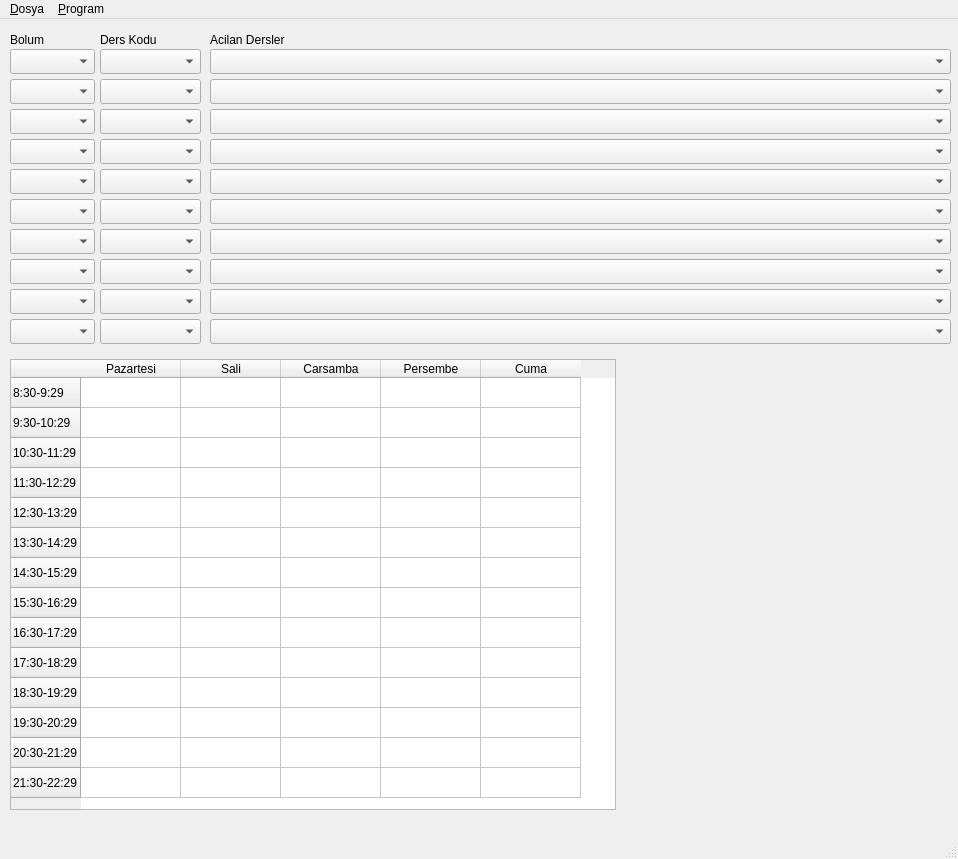
The window that mainwindow.ui (omerfirmak/ITU-Programci-PY) describes before a commit, drawn with Qt 5.
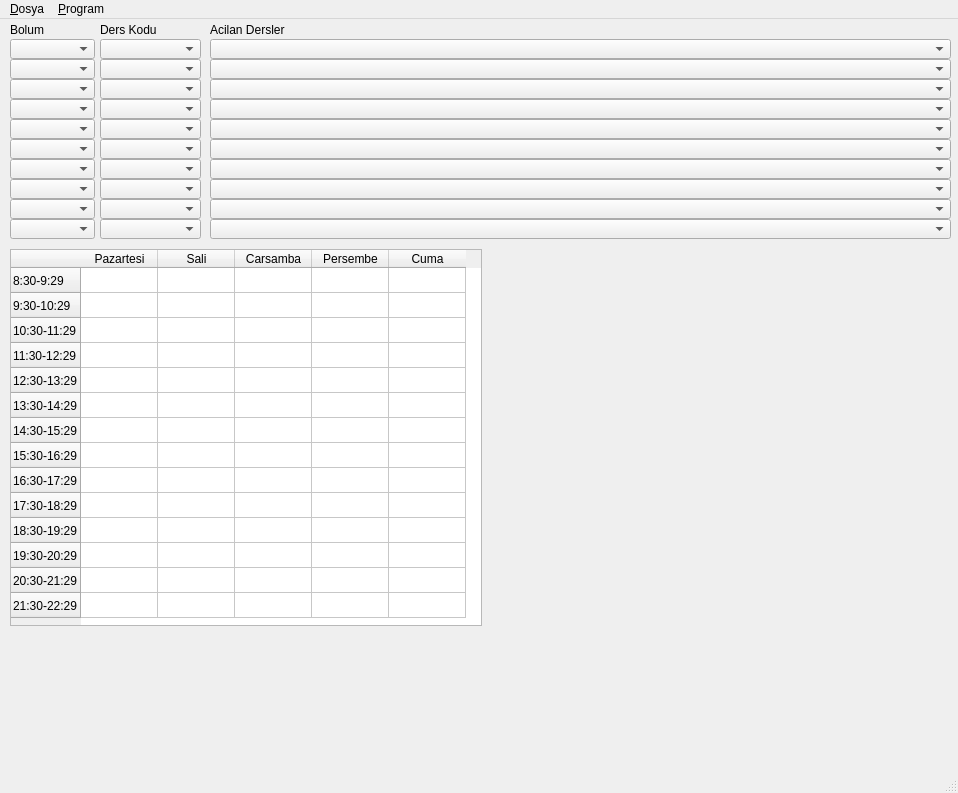
The same window after the commit.

```diff
--- a/mainwindow.ui
+++ b/mainwindow.ui
@@ -10,9 +10,15 @@
     <x>0</x>
     <y>0</y>
     <width>958</width>
-    <height>859</height>
+    <height>793</height>
    </rect>
   </property>
+  <property name="sizePolicy">
+   <sizepolicy hsizetype="Fixed" vsizetype="Fixed">
+    <horstretch>0</horstretch>
+    <verstretch>0</verstretch>
+   </sizepolicy>
+  </property>
   <property name="windowTitle">
    <string>ITU Programci</string>
   </property>
@@ -21,9 +27,9 @@
     <property name="geometry">
      <rect>
       <x>10</x>
-      <y>30</y>
+      <y>20</y>
       <width>85</width>
-      <height>25</height>
+      <height>20</height>
      </rect>
     </property>
     <property name="styleSheet">
@@ -46,11 +52,37 @@
     <property name="geometry">
      <rect>
       <x>10</x>
-      <y>340</y>
-      <width>606</width>
-      <height>451</height>
+      <y>230</y>
+      <width>472</width>
+      <height>377</height>
      </rect>
     </property>
+    <property name="sizePolicy">
+     <sizepolicy hsizetype="Expanding" vsizetype="Expanding">
+      <horstretch>0</horstretch>
+      <verstretch>0</verstretch>
+     </sizepolicy>
+    </property>
+    <property name="minimumSize">
+     <size>
+      <width>0</width>
+      <height>0</height>
+     </size>
+    </property>
+    <property name="maximumSize">
+     <size>
+      <width>16777215</width>
+      <height>16777215</height>
+     </size>
+    </property>
+    <property name="font">
+     <font>
+      <pointsize>9</pointsize>
+     </font>
+    </property>
+    <property name="lineWidth">
+     <number>1</number>
+    </property>
     <property name="editTriggers">
      <set>QAbstractItemView::NoEditTriggers</set>
     </property>
@@ -63,6 +95,21 @@
     <property name="columnCount">
      <number>5</number>
     </property>
+    <attribute name="horizontalHeaderCascadingSectionResizes">
+     <bool>false</bool>
+    </attribute>
+    <attribute name="horizontalHeaderDefaultSectionSize">
+     <number>77</number>
+    </attribute>
+    <attribute name="horizontalHeaderMinimumSectionSize">
+     <number>23</number>
+    </attribute>
+    <attribute name="verticalHeaderVisible">
+     <bool>true</bool>
+    </attribute>
+    <attribute name="verticalHeaderDefaultSectionSize">
+     <number>25</number>
+    </attribute>
     <row>
      <property name="text">
       <string>8:30-9:29</string>
@@ -163,9 +210,9 @@
     <property name="geometry">
      <rect>
       <x>10</x>
-      <y>60</y>
+      <y>40</y>
       <width>85</width>
-      <height>25</height>
+      <height>20</height>
      </rect>
     </property>
     <property name="styleSheet">
@@ -185,9 +232,9 @@
     <property name="geometry">
      <rect>
       <x>10</x>
-      <y>90</y>
+      <y>60</y>
       <width>85</width>
-      <height>25</height>
+      <height>20</height>
      </rect>
     </property>
     <property name="styleSheet">
@@ -207,9 +254,9 @@
     <property name="geometry">
      <rect>
       <x>10</x>
-      <y>120</y>
+      <y>80</y>
       <width>85</width>
-      <height>25</height>
+      <height>20</height>
      </rect>
     </property>
     <property name="styleSheet">
@@ -229,9 +276,9 @@
     <property name="geometry">
      <rect>
       <x>10</x>
-      <y>150</y>
+      <y>100</y>
       <width>85</width>
-      <height>25</height>
+      <height>20</height>
      </rect>
     </property>
     <property name="styleSheet">
@@ -251,9 +298,9 @@
     <property name="geometry">
      <rect>
       <x>10</x>
-      <y>180</y>
+      <y>120</y>
       <width>85</width>
-      <height>25</height>
+      <height>20</height>
      </rect>
     </property>
     <property name="styleSheet">
@@ -273,9 +320,9 @@
     <property name="geometry">
      <rect>
       <x>10</x>
-      <y>210</y>
+      <y>140</y>
       <width>85</width>
-      <height>25</height>
+      <height>20</height>
      </rect>
     </property>
     <property name="styleSheet">
@@ -295,9 +342,9 @@
     <property name="geometry">
      <rect>
       <x>10</x>
-      <y>240</y>
+      <y>160</y>
       <width>85</width>
-      <height>25</height>
+      <height>20</height>
      </rect>
     </property>
     <property name="styleSheet">
@@ -317,9 +364,9 @@
     <property name="geometry">
      <rect>
       <x>10</x>
-      <y>270</y>
+      <y>180</y>
       <width>85</width>
-      <height>25</height>
+      <height>20</height>
      </rect>
     </property>
     <property name="styleSheet">
@@ -339,9 +386,9 @@
     <property name="geometry">
      <rect>
       <x>10</x>
-      <y>300</y>
+      <y>200</y>
       <width>85</width>
-      <height>25</height>
+      <height>20</height>
      </rect>
     </property>
     <property name="styleSheet">
@@ -361,9 +408,9 @@
     <property name="geometry">
      <rect>
       <x>100</x>
-      <y>30</y>
+      <y>20</y>
       <width>101</width>
-      <height>25</height>
+      <height>20</height>
      </rect>
     </property>
     <property name="styleSheet">
@@ -383,9 +430,9 @@
     <property name="geometry">
      <rect>
       <x>100</x>
-      <y>60</y>
+      <y>40</y>
       <width>101</width>
-      <height>25</height>
+      <height>20</height>
      </rect>
     </property>
     <property name="styleSheet">
@@ -405,9 +452,9 @@
     <property name="geometry">
      <rect>
       <x>100</x>
-      <y>90</y>
+      <y>60</y>
       <width>101</width>
-      <height>25</height>
+      <height>20</height>
      </rect>
     </property>
     <property name="styleSheet">
@@ -427,9 +474,9 @@
     <property name="geometry">
      <rect>
       <x>100</x>
-      <y>120</y>
+      <y>80</y>
       <width>101</width>
-      <height>25</height>
+      <height>20</height>
      </rect>
     </property>
     <property name="styleSheet">
@@ -449,9 +496,9 @@
     <property name="geometry">
      <rect>
       <x>100</x>
-      <y>150</y>
+      <y>100</y>
       <width>101</width>
-      <height>25</height>
+      <height>20</height>
      </rect>
     </property>
     <property name="styleSheet">
@@ -471,9 +518,9 @@
     <property name="geometry">
      <rect>
       <x>100</x>
-      <y>180</y>
+      <y>120</y>
       <width>101</width>
-      <height>25</height>
+      <height>20</height>
      </rect>
     </property>
     <property name="styleSheet">
@@ -493,9 +540,9 @@
     <property name="geometry">
      <rect>
       <x>100</x>
-      <y>210</y>
+      <y>140</y>
       <width>101</width>
-      <height>25</height>
+      <height>20</height>
      </rect>
     </property>
     <property name="styleSheet">
@@ -515,9 +562,9 @@
     <property name="geometry">
      <rect>
       <x>100</x>
-      <y>240</y>
+      <y>160</y>
       <width>101</width>
-      <height>25</height>
+      <height>20</height>
      </rect>
     </property>
     <property name="styleSheet">
@@ -537,9 +584,9 @@
     <property name="geometry">
      <rect>
       <x>100</x>
-      <y>270</y>
+      <y>180</y>
       <width>101</width>
-      <height>25</height>
+      <height>20</height>
      </rect>
     </property>
     <property name="styleSheet">
@@ -559,9 +606,9 @@
     <property name="geometry">
      <rect>
       <x>100</x>
-      <y>300</y>
+      <y>200</y>
       <width>101</width>
-      <height>25</height>
+      <height>20</height>
      </rect>
     </property>
     <property name="styleSheet">
@@ -581,9 +628,9 @@
     <property name="geometry">
      <rect>
       <x>210</x>
-      <y>30</y>
+      <y>20</y>
       <width>741</width>
-      <height>25</height>
+      <height>20</height>
      </rect>
     </property>
     <property name="styleSheet">
@@ -603,9 +650,9 @@
     <property name="geometry">
      <rect>
       <x>210</x>
-      <y>60</y>
+      <y>40</y>
       <width>741</width>
-      <height>25</height>
+      <height>20</height>
      </rect>
     </property>
     <property name="styleSheet">
@@ -625,9 +672,9 @@
     <property name="geometry">
      <rect>
       <x>210</x>
-      <y>90</y>
+      <y>60</y>
       <width>741</width>
-      <height>25</height>
+      <height>20</height>
      </rect>
     </property>
     <property name="styleSheet">
@@ -647,9 +694,9 @@
     <property name="geometry">
      <rect>
       <x>210</x>
-      <y>120</y>
+      <y>80</y>
       <width>741</width>
-      <height>25</height>
+      <height>20</height>
      </rect>
     </property>
     <property name="styleSheet">
@@ -669,9 +716,9 @@
     <property name="geometry">
      <rect>
       <x>210</x>
-      <y>150</y>
+      <y>100</y>
       <width>741</width>
-      <height>25</height>
+      <height>20</height>
      </rect>
     </property>
     <property name="styleSheet">
@@ -691,9 +738,9 @@
     <property name="geometry">
      <rect>
       <x>210</x>
-      <y>180</y>
+      <y>120</y>
       <width>741</width>
-      <height>25</height>
+      <height>20</height>
      </rect>
     </property>
     <property name="styleSheet">
@@ -713,9 +760,9 @@
     <property name="geometry">
      <rect>
       <x>210</x>
-      <y>210</y>
+      <y>140</y>
       <width>741</width>
-      <height>25</height>
+      <height>20</height>
      </rect>
     </property>
     <property name="styleSheet">
@@ -735,9 +782,9 @@
     <property name="geometry">
      <rect>
       <x>210</x>
-      <y>240</y>
+      <y>160</y>
       <width>741</width>
-      <height>25</height>
+      <height>20</height>
      </rect>
     </property>
     <property name="styleSheet">
@@ -757,9 +804,9 @@
     <property name="geometry">
      <rect>
       <x>210</x>
-      <y>270</y>
+      <y>180</y>
       <width>741</width>
-      <height>25</height>
+      <height>20</height>
      </rect>
     </property>
     <property name="styleSheet">
@@ -779,9 +826,9 @@
     <property name="geometry">
      <rect>
       <x>210</x>
-      <y>300</y>
+      <y>200</y>
       <width>741</width>
-      <height>25</height>
+      <height>20</height>
      </rect>
     </property>
     <property name="styleSheet">
@@ -801,7 +848,7 @@
     <property name="geometry">
      <rect>
       <x>10</x>
-      <y>10</y>
+      <y>0</y>
       <width>67</width>
       <height>21</height>
      </rect>
@@ -814,7 +861,7 @@
     <property name="geometry">
      <rect>
       <x>100</x>
-      <y>10</y>
+      <y>0</y>
       <width>91</width>
       <height>21</height>
      </rect>
@@ -827,7 +874,7 @@
     <property name="geometry">
      <rect>
       <x>210</x>
-      <y>10</y>
+      <y>0</y>
       <width>331</width>
       <height>21</height>
      </rect>
```
